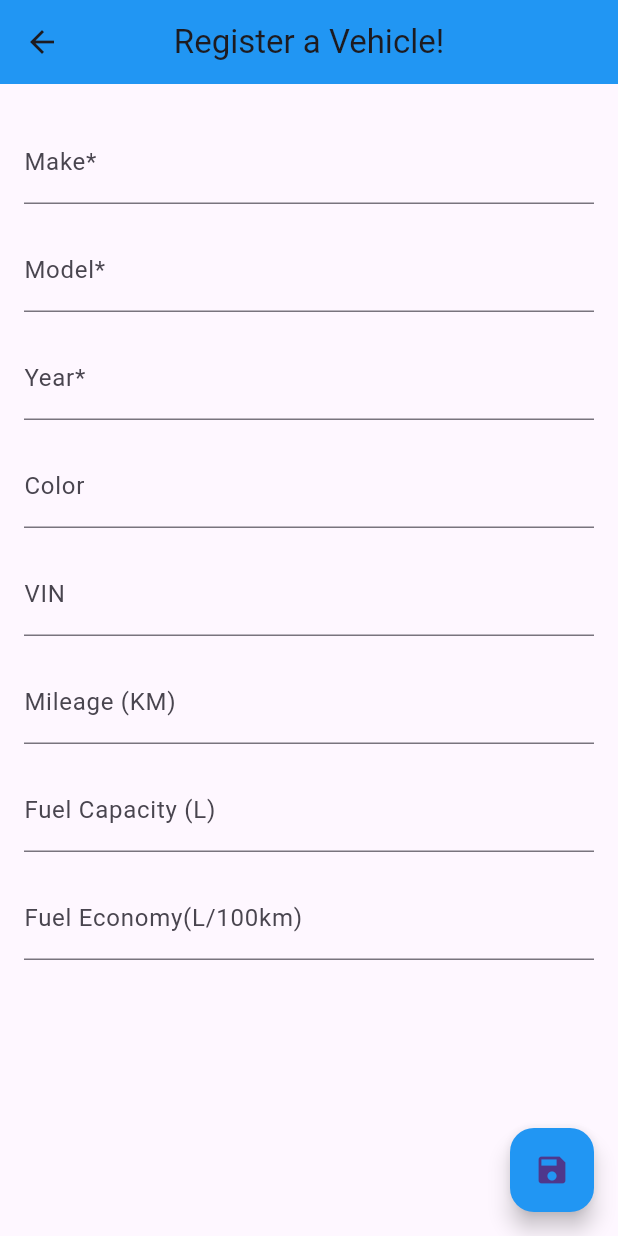
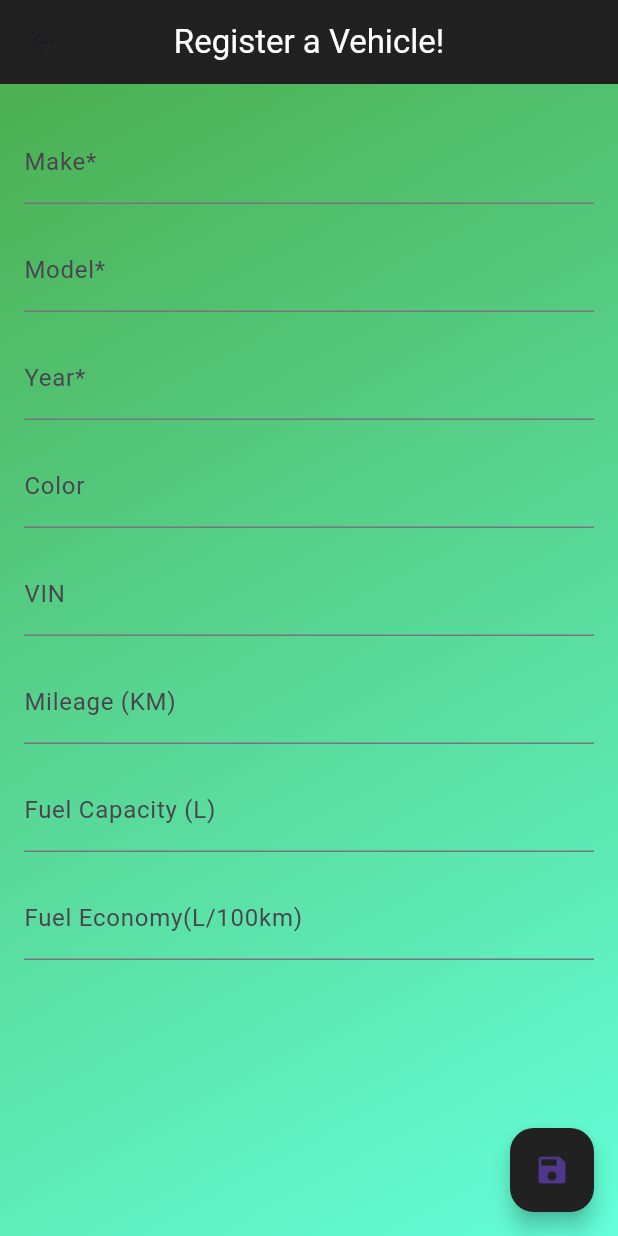
Before and after one commit to CSCI4100U/mobile-group-project-2023-abdul-alam-li-rana, a Flutter app: the AddVehicle screen opened directly, on a phone screen of 412 x 824 dp. Run offline on Flutter 3.47's test engine with Material 3 defaults, Android fonts, the phone set to English and light mode, and no system bars; our stand-ins replace cloud_firestore, firebase_auth, firebase_core, firebase_storage, flutter_local_notifications, geocoding and 4 more; missing offline and left inert: mapbox_gl, mapbox_polyline_points; accounts and stored records are empty.

Commit message:
final UI updates

```diff
--- a/final_project/lib/add_vehicle.dart
+++ b/final_project/lib/add_vehicle.dart
@@ -66,10 +66,21 @@ class _AddVehicleState extends State<AddVehicle> {
             Navigator.pop(context);
           },
         ),
-        backgroundColor: Colors.blue,
-        title: Text('Register a Vehicle!'),
+        backgroundColor: Colors.grey[900],
+        title: Text('Register a Vehicle!',
+        style: TextStyle(color: Colors.white),),
       ),
-      body: SingleChildScrollView(
+      body: SizedBox(
+        height: MediaQuery.of(context).size.height,
+        child: Container(
+          decoration: BoxDecoration(
+            gradient: LinearGradient(
+              begin: Alignment.topLeft,
+              end: Alignment.bottomRight,
+              colors: [Colors.green, Colors.tealAccent],
+            ),
+          ),
+          child: SingleChildScrollView(
             child: Padding(
               padding: const EdgeInsets.all(16.0),
               child: Column(
@@ -77,12 +88,19 @@ class _AddVehicleState extends State<AddVehicle> {
                   _buildTextField('Make*', makeController),
                   _buildTextField('Model*', modelController),
                   _buildTextField('Year*', yearController),
-              _buildTextField('Color', colorController, validator: isValidColor),
+                  _buildTextField('Color', colorController,
+                      validator: isValidColor),
                   _buildTextField('VIN', vinController, validator: isValidVIN),
-              _buildTextField('Mileage (KM)', mileageController, validator: isValidMileage),
-              _buildTextField('Fuel Capacity (L)', fuelCapacityController, validator: isValidFuelCapacity),
-              _buildTextField('Fuel Economy(L/100km)', fuelEconomyController, validator: isValidFuelEconomy),
+                  _buildTextField('Mileage (KM)', mileageController,
+                      validator: isValidMileage),
+                  _buildTextField('Fuel Capacity (L)', fuelCapacityController,
+                      validator: isValidFuelCapacity),
+                  _buildTextField(
+                      'Fuel Economy(L/100km)', fuelEconomyController,
+                      validator: isValidFuelEconomy),
                 ],
+              ),
+            ),
           ),
         ),
       ),
@@ -110,7 +128,8 @@ class _AddVehicleState extends State<AddVehicle> {
               year: year,
               color: color,
               vin: vin,
-              type: 'Sedan', // Replace 'Sedan' with the actual type selected by the user
+              type:
+                  'Sedan', // Replace 'Sedan' with the actual type selected by the user
               mileage: mileage,
               fuelCapacity: fuelCapacity,
               fuelEconomy: fuelEconomy,
@@ -120,19 +139,21 @@ class _AddVehicleState extends State<AddVehicle> {
             Navigator.pop(context, newVehicle);
           } else {
             setState(() {
-              errorMessage = 'Please fill in the required fields with valid values.';
+              errorMessage =
+                  'Please fill in the required fields with valid values.';
             });
 
             _showErrorDialog(errorMessage);
           }
         },
-        backgroundColor: Colors.blue,
+        backgroundColor: Colors.grey[900],
         child: Icon(Icons.save),
       ),
     );
   }
 
-  Widget _buildTextField(String label, TextEditingController controller, {bool Function(String)? validator}) {
+  Widget _buildTextField(String label, TextEditingController controller,
+      {bool Function(String)? validator}) {
     return Padding(
       padding: const EdgeInsets.symmetric(vertical: 8.0),
       child: TextField(
--- a/final_project/lib/service_details_page.dart
+++ b/final_project/lib/service_details_page.dart
@@ -26,7 +26,9 @@ class _ServiceDetailsState extends State<ServiceDetails> {
         backgroundColor: Colors.grey[900],
         title: Text('Service Details', style: TextStyle(color: Colors.white)),
       ),
-      body: Container(
+      body: SizedBox(
+        height: MediaQuery.of(context).size.height,
+        child: Container(
           width: double.infinity,
           color: Colors.redAccent,
           child: Padding(
@@ -84,6 +86,7 @@ class _ServiceDetailsState extends State<ServiceDetails> {
             ),
           ),
         ),
+      ),
     );
   }
 }
```
Also changed, not shown: final_project/lib/ai_help.dart (+5 -3 lines), final_project/lib/edit_vehicle.dart (+17 -4 lines), final_project/lib/vehicle_details_page.dart (+11 -12 lines). Lines whose indentation alone changed are shown as unchanged.
